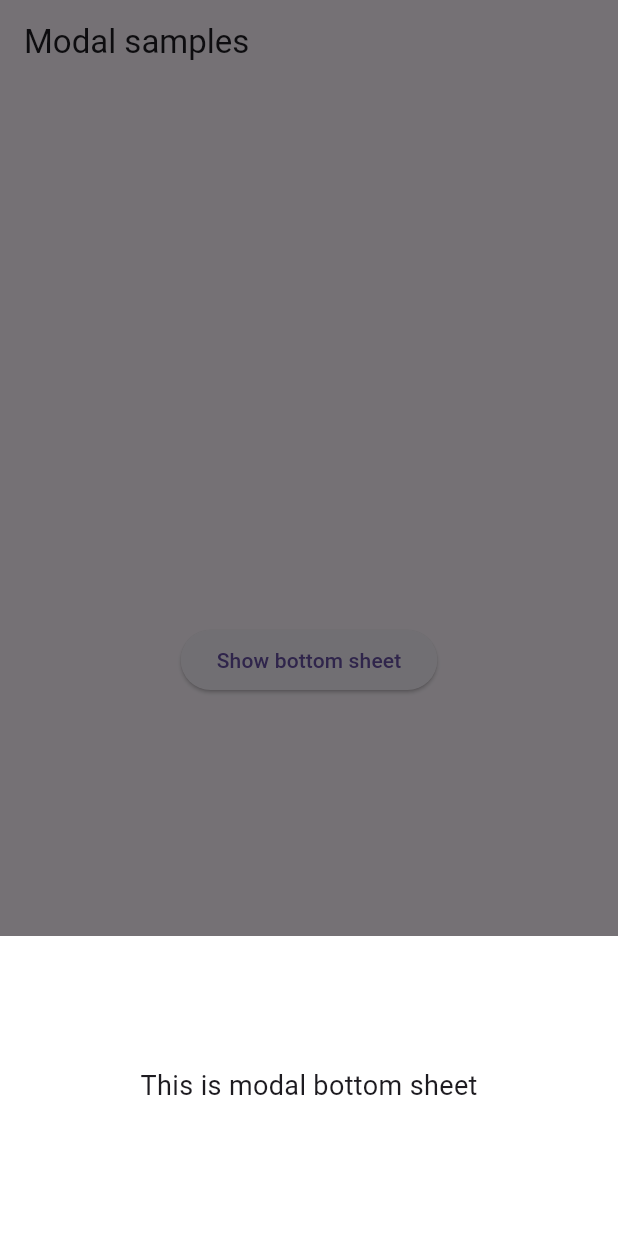
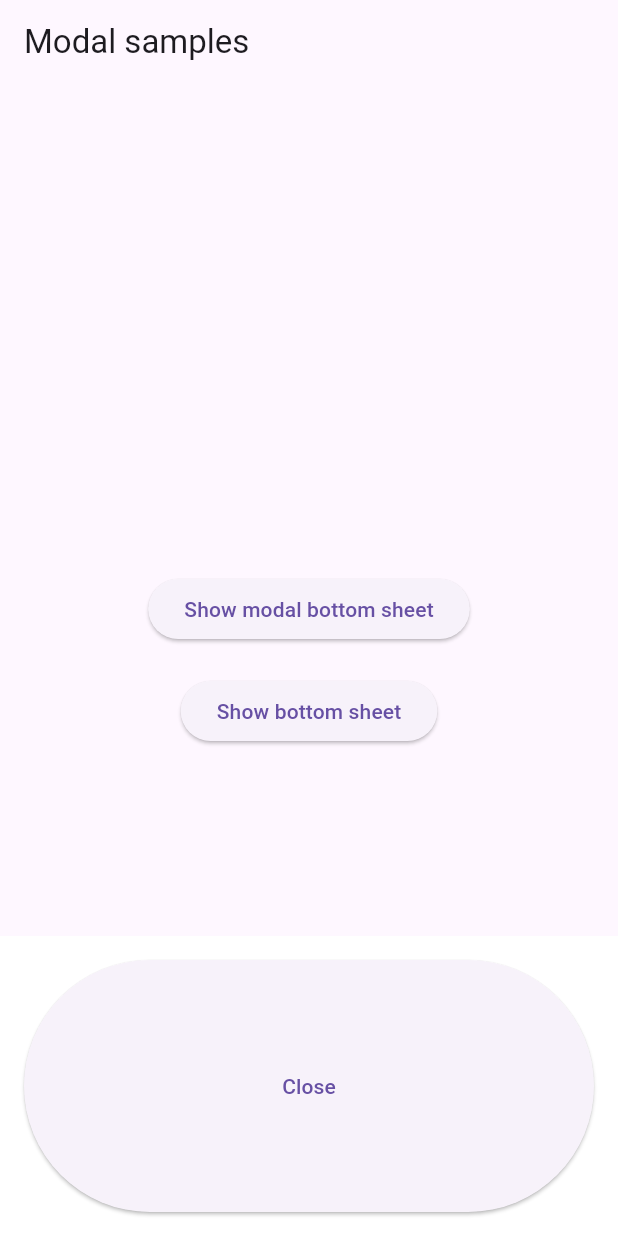
Before and after one commit to MortezaSoltanpour/flutter-blog, a Flutter app: the ModalsScreen screen opened directly, after a tap on "Show bottom sheet", on a phone screen of 412 x 824 dp. Run offline on Flutter 3.47's test engine with Material 3 defaults, Android fonts, the phone set to English and light mode, and no system bars; our stand-ins replace flutter_spinkit; network calls fail.

Commit message:
bottomsheet

```diff
--- a/lib/pages/modals_screen.dart
+++ b/lib/pages/modals_screen.dart
@@ -10,7 +10,9 @@ class ModalsScreen extends StatelessWidget {
     return SafeArea(
       child: Scaffold(
         appBar: AppBar(title: Text('Modal samples')),
-        body: Center(
+        body: Builder(
+          builder: (context) {
+            return Center(
               child: Column(
                 mainAxisAlignment: MainAxisAlignment.center,
 
@@ -35,10 +37,36 @@ class ModalsScreen extends StatelessWidget {
                         },
                       );
                     },
-                child: Text('Show bottom sheet'),
+                    child: Text('Show modal bottom sheet'),
+                  ),
+
+                  SizedBox(height: 20),
+                  ElevatedButton(
+                    onPressed: () {
+                      print('BottomSheet clicked');
+                      Scaffold.of(context).showBottomSheet(
+                        (context) => Container(
+                          height: 200,
+                          width: screen.width,
+                          padding: const EdgeInsets.all(16),
+                          color: Colors.white,
+                          child: ElevatedButton(
+                            onPressed: () {
+                              Navigator.pop(
+                                context,
+                              ); // closes the modal bottom sheet
+                            },
+                            child: const Text('Close'),
+                          ),
+                        ),
+                      );
+                    },
+                    child: const Text('Show bottom sheet'),
                   ),
                 ],
               ),
+            );
+          },
         ),
       ),
     );
```
Lines whose indentation alone changed are shown as unchanged.
